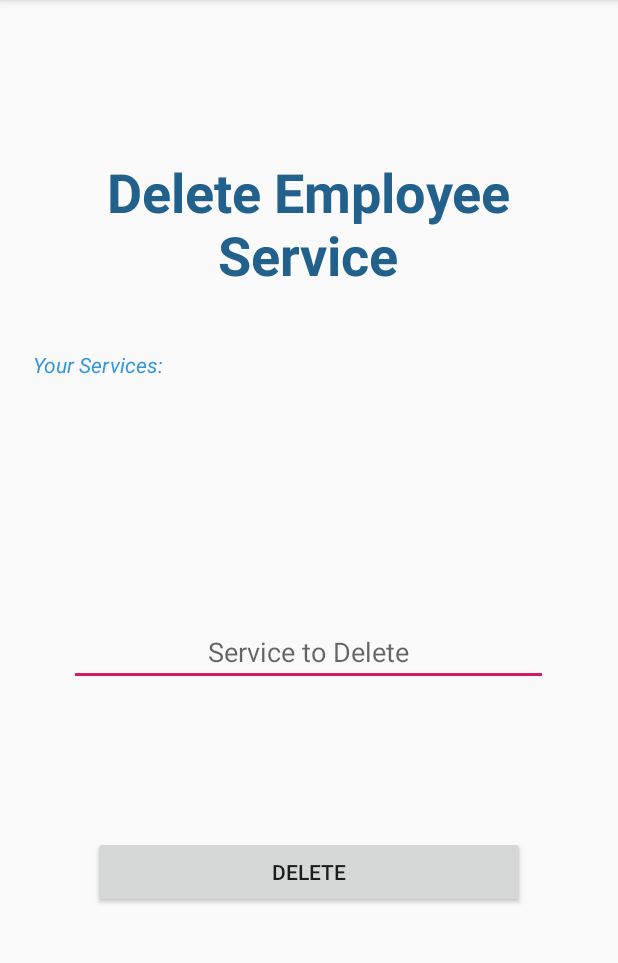
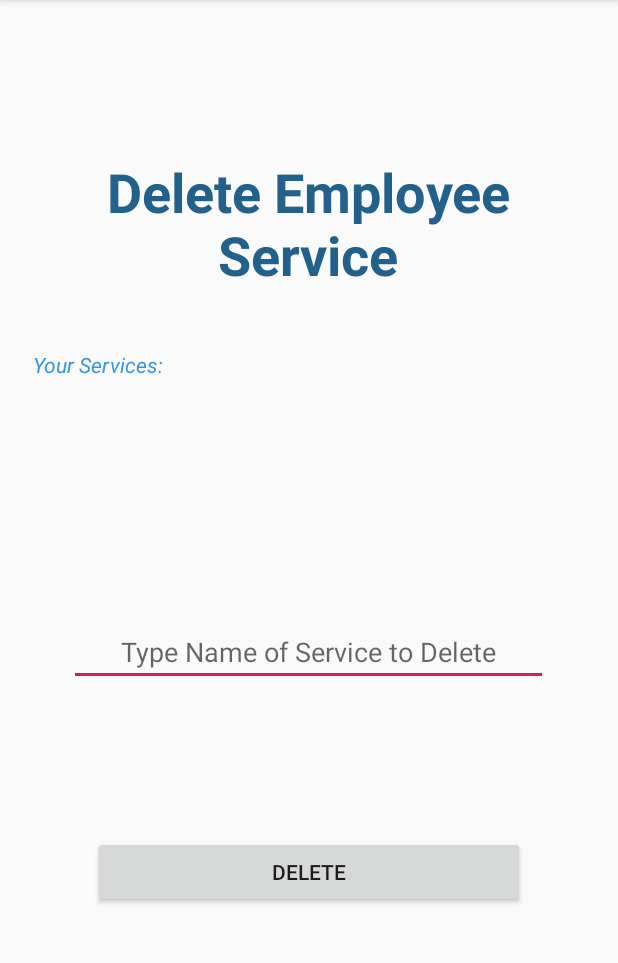
Before and after one commit to nskha101/AndriodClinicServicesDemo, an Android app: the DeleteEmployeeService screen opened directly, with no data from a screen before it, on a phone screen of 412 x 824 dp, the part 84-1047 px from its top. Run offline under Robolectric (Android 15) with nearby library versions, the phone set to English and light mode, and no system bars; our stand-ins replace Firebase (no records; nobody signed in at launch, a user with empty details on screens opened directly); 1 statement that could not run was skipped.

Commit message:
change delete page

```diff
--- a/app/src/main/java/com/example/seg2105/DeleteEmployeeService.java
+++ b/app/src/main/java/com/example/seg2105/DeleteEmployeeService.java
@@ -80,6 +80,7 @@ public class DeleteEmployeeService extends AppCompatActivity {
             layout.addView(newTextView);
         }
 
+
     }
 
     public void onClick(View v){
--- a/app/src/main/res/layout/activity_delete_employee_service.xml
+++ b/app/src/main/res/layout/activity_delete_employee_service.xml
@@ -77,7 +77,7 @@
             android:layout_gravity="center"
             android:ems="10"
             android:gravity="center"
-            android:hint="Service to Delete"
+            android:hint="Type Name of Service to Delete"
             android:inputType="textPersonName" />
 
         <Space
```
